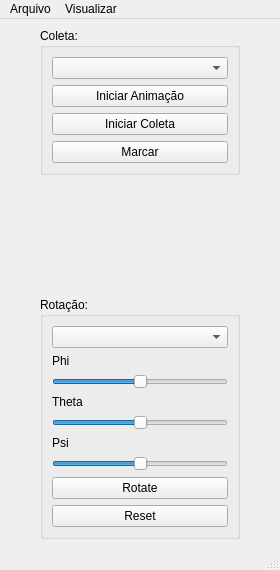
Before: the Qt Designer form Software/Python Framework/gui/mainwindow.ui in italogsfernandes/rastreamento-inercial, drawn with Qt 5.
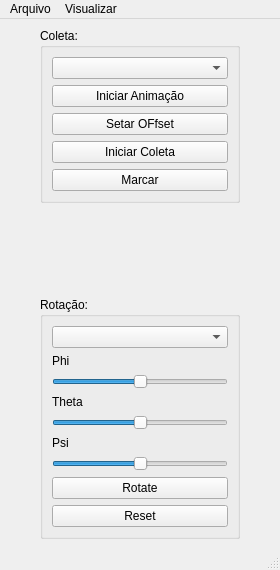
After: the same form once the commit is applied.

```diff
--- a/Software/Python Framework/gui/mainwindow.ui
+++ b/Software/Python Framework/gui/mainwindow.ui
@@ -41,6 +41,13 @@
              </property>
             </widget>
            </item>
+           <item>
+            <widget class="QPushButton" name="btnSetOffset">
+             <property name="text">
+              <string>Setar OFfset</string>
+             </property>
+            </widget>
+           </item>
            <item>
             <widget class="QPushButton" name="btnColeta">
              <property name="text">
```
Left out of the diff: 8 changed lines with no effect on the pictures. Lines whose indentation alone changed are shown as unchanged.
